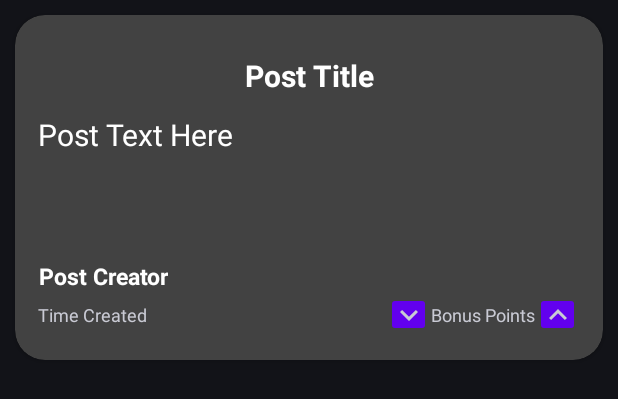
After one commit to GAC-Yac/GACYac, an Android app: the layout post_item.xml on its own in the app's theme, with its tools: preview values and no code run, on a phone screen of 412 x 824 dp. The commit adds this screen. Shown: the top 399 px of the screen. Run offline under Robolectric (Android 15) with nearby library versions, the phone set to English and light mode, and no system bars.

Commit message:
Creates layout of post object

```diff
--- /dev/null
+++ b/app/src/main/res/drawable/downvote.xml
@@ -0,0 +1,10 @@
+<vector xmlns:android="http://schemas.android.com/apk/res/android"
+    android:width="24dp"
+    android:height="24dp"
+    android:viewportWidth="24"
+    android:viewportHeight="24"
+    android:tint="?attr/colorControlNormal">
+  <path
+      android:fillColor="@android:color/white"
+      android:pathData="M7.41,8.59L12,13.17l4.59,-4.58L18,10l-6,6 -6,-6 1.41,-1.41z"/>
+</vector>
--- /dev/null
+++ b/app/src/main/res/drawable/upvote.xml
@@ -0,0 +1,10 @@
+<vector xmlns:android="http://schemas.android.com/apk/res/android"
+    android:width="24dp"
+    android:height="24dp"
+    android:viewportWidth="24"
+    android:viewportHeight="24"
+    android:tint="?attr/colorControlNormal">
+  <path
+      android:fillColor="@android:color/white"
+      android:pathData="M7.41,15.41L12,10.83l4.59,4.58L18,14l-6,-6 -6,6z"/>
+</vector>
--- /dev/null
+++ b/app/src/main/res/layout/post_item.xml
@@ -0,0 +1,105 @@
+<?xml version="1.0" encoding="utf-8"?>
+<LinearLayout xmlns:android="http://schemas.android.com/apk/res/android"
+    xmlns:app="http://schemas.android.com/apk/res-auto"
+    xmlns:tools="http://schemas.android.com/tools"
+    android:orientation="vertical"
+    android:layout_width="match_parent"
+    android:layout_height="wrap_content">
+
+    <androidx.cardview.widget.CardView
+        android:layout_width="match_parent"
+        android:layout_height="match_parent"
+        app:cardCornerRadius="20dp"
+        android:layout_margin="10dp"
+        android:clickable="true">
+
+        <LinearLayout
+            android:layout_width="match_parent"
+            android:layout_height="match_parent"
+            android:orientation="vertical"
+            android:layout_margin="15sp">
+
+            <TextView
+                android:layout_width="match_parent"
+                android:layout_height="match_parent"
+                android:gravity="center"
+                android:text="@string/post_title_placeholder"
+                android:textColor="@color/White"
+                android:textSize="20sp"
+                android:textStyle="bold"
+                android:lines="2"
+                />
+
+            <TextView
+                android:layout_width="match_parent"
+                android:layout_height="wrap_content"
+                android:text="@string/post_text_placeholder"
+                android:textColor="@color/White"
+                android:textSize="20sp"
+                android:lines="4"
+            />
+            <TextView
+                android:layout_width="wrap_content"
+                android:layout_height="match_parent"
+                android:gravity="center"
+                android:text="@string/post_creator_placeholder"
+                android:textColor="@color/White"
+                android:textSize="15sp"
+                android:textStyle="bold"
+                android:lines="1"
+            />
+
+            <androidx.constraintlayout.widget.ConstraintLayout
+                android:layout_width="match_parent"
+                android:layout_height="match_parent">
+
+                <TextView
+                    android:id="@+id/tc_placeholder"
+                    android:layout_width="wrap_content"
+                    android:layout_height="wrap_content"
+                    android:text="@string/time_created_placeholder"
+                    android:textSize="12sp"
+                    app:layout_constraintBottom_toBottomOf="parent"
+                    app:layout_constraintStart_toStartOf="parent"
+                    app:layout_constraintTop_toTopOf="parent"></TextView>
+
+                <TextView
+                    android:id="@+id/bp_placeholder"
+                    android:layout_width="wrap_content"
+                    android:layout_height="wrap_content"
+                    android:text="@string/bonus_points_placeholder"
+                    android:textSize="12sp"
+                    app:layout_constraintBottom_toBottomOf="parent"
+                    app:layout_constraintEnd_toStartOf="@id/fax_placeholder"
+                    app:layout_constraintTop_toTopOf="parent"></TextView>
+
+                <ImageButton
+                    android:id="@+id/fax_placeholder"
+                    android:layout_width="30dp"
+                    android:layout_height="30dp"
+                    android:src="@drawable/upvote"
+                    android:backgroundTint="@color/design_default_color_primary"
+                    android:textSize="20sp"
+                    android:contentDescription="@string/fax"
+                    app:layout_constraintBottom_toBottomOf="parent"
+                    app:layout_constraintEnd_toEndOf="parent"
+                    app:layout_constraintTop_toTopOf="parent" />
+
+                <ImageButton
+                    android:id="@+id/cap_placeholder"
+                    android:layout_width="30dp"
+                    android:layout_height="30dp"
+                    android:src="@drawable/downvote"
+                    android:backgroundTint="@color/design_default_color_primary"
+                    android:contentDescription="@string/cap"
+                    app:layout_constraintBottom_toBottomOf="parent"
+                    app:layout_constraintEnd_toStartOf="@+id/bp_placeholder"
+                    app:layout_constraintTop_toTopOf="parent"
+                    tools:layout_editor_absoluteY="0dp" />
+
+            </androidx.constraintlayout.widget.ConstraintLayout>
+
+        </LinearLayout>
+    </androidx.cardview.widget.CardView>
+
+</LinearLayout>
--- a/app/src/main/res/values/strings.xml
+++ b/app/src/main/res/values/strings.xml
@@ -5,4 +5,11 @@
     <string name="post_title">Yac Title</string>
     <string name="post_text">type your yac here</string>
     <string name="save_text">save</string>
+    <string name="post_text_placeholder">Post Text Here</string>
+    <string name="post_creator_placeholder">Post Creator</string>
+    <string name="post_title_placeholder">Post Title</string>
+    <string name="time_created_placeholder">Time Created</string>
+    <string name="bonus_points_placeholder">Bonus Points</string>
+    <string name="fax">Fax</string>
+    <string name="cap">Cap</string>
 </resources>
```
Also changed, not shown: 1 other file.
